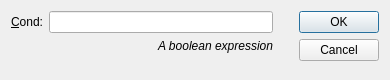
Old version of the form src/modules/specialized/scxml/dialogs/scxmlelseifdialog.ui in the repository lbellonda/qxmledit.
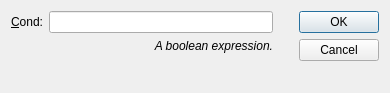
New version of the form. Icons and pictures are not drawn.

Diff of the .ui file:
```diff
--- a/src/modules/specialized/scxml/dialogs/scxmlelseifdialog.ui
+++ b/src/modules/specialized/scxml/dialogs/scxmlelseifdialog.ui
@@ -7,7 +7,7 @@
     <x>0</x>
     <y>0</y>
     <width>390</width>
-    <height>80</height>
+    <height>93</height>
    </rect>
   </property>
   <property name="windowTitle">
@@ -52,7 +52,7 @@
         </font>
        </property>
        <property name="text">
-        <string>A boolean expression</string>
+        <string>A boolean expression.</string>
        </property>
        <property name="alignment">
         <set>Qt::AlignRight|Qt::AlignTrailing|Qt::AlignVCenter</set>
```
Left out of the diff: 8 changed lines with no effect on the pictures.
